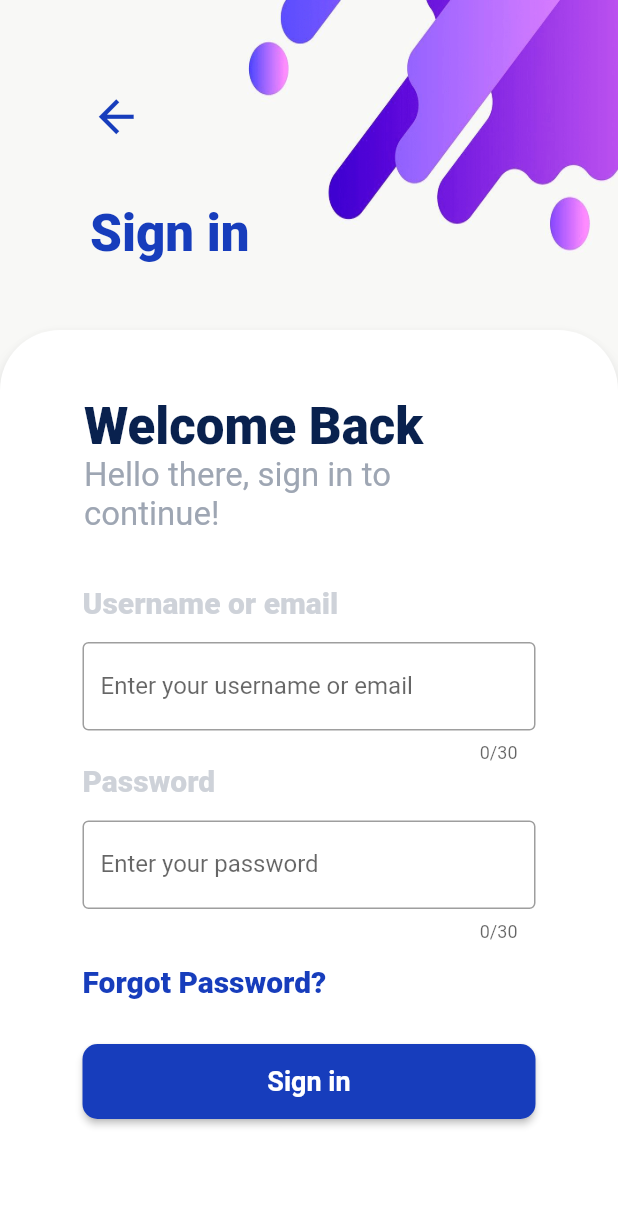
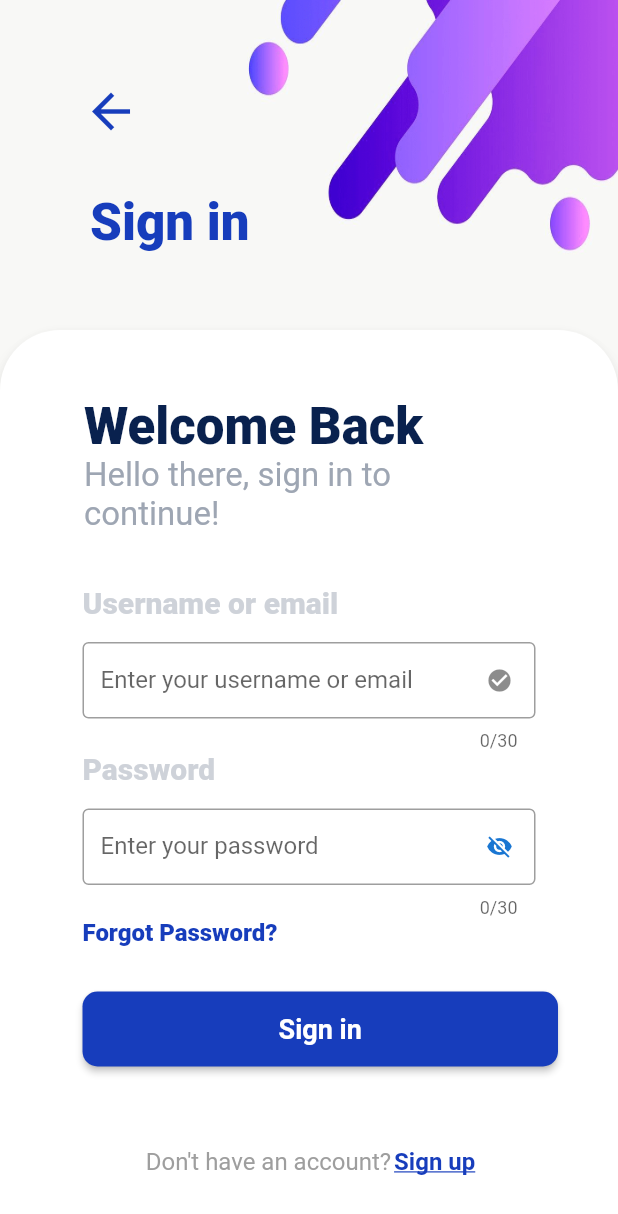
Before and after one commit to TimDeveloper97/Flutter, a Flutter app: the screen it shows after launch, after a tap on "Sign in with Google", on a phone screen of 412 x 824 dp. Shown: the top 1214 px of the screen. Run offline on Flutter 3.47's test engine with Material 2 defaults, Android fonts, the phone set to English and light mode, and no system bars; our stand-ins replace shimmer.

Commit message:
sign in, sign up page

```diff
--- a/Finance/lib/login/home_view.dart
+++ b/Finance/lib/login/home_view.dart
@@ -1,7 +1,6 @@
-import 'dart:html';
 import 'package:finance/login/signin_view.dart';
+import 'package:finance/login/signup_view.dart';
 import 'package:finance/shares/my_colors.dart';
-import 'package:flutter/cupertino.dart';
 import 'package:flutter/material.dart';
 import '../icons/my_flutter_app_icons.dart';
 
@@ -80,13 +79,14 @@ class MyHomeLoginPage extends StatelessWidget {
                     myButtonIconOutline(
                         'Sign in with Google', MyFlutterApp.google_1, () {
                       print('sign in click');
-                      Navigator.push(context, MaterialPageRoute(builder: (context) => const NavigationSignInScreen()));
+                      Navigator.push(context, MaterialPageRoute(builder: (context) => NavigationSignInScreen()));
                     }),
                     const SizedBox(
                       height: 20,
                     ),
                     myButtonOutline('Create an account', () {
                       print('create account click');
+                      Navigator.push(context, MaterialPageRoute(builder: (context) => NavigationSignUpScreen()));
                     }),
                   ],
                 ),
--- a/Finance/lib/login/signin_view.dart
+++ b/Finance/lib/login/signin_view.dart
@@ -1,9 +1,13 @@
+import 'package:finance/login/signup_view.dart';
 import 'package:finance/shares/my_colors.dart';
 import 'package:flutter/material.dart';
 import '../icons/my_flutter_app_icons.dart';
+import '../models/login.dart';
 
 class NavigationSignInScreen extends StatefulWidget {
-  const NavigationSignInScreen({Key? key}) : super(key: key);
+  NavigationSignInScreen({Key? key}) : super(key: key);
+
+  final Login _login = Login();
 
   @override
   _NavigationSignInScreenState createState() => _NavigationSignInScreenState();
@@ -31,13 +35,14 @@ class _NavigationSignInScreenState extends State<NavigationSignInScreen> {
                   child: ElevatedButton(
                     onPressed: () => Navigator.pop(context),
                     child: const Icon(Icons.arrow_back,
-                        color: MyColors.blue, size: 35),
+                        color: MyColors.blue, size: 38),
                     style: ElevatedButton.styleFrom(
                       shape: const CircleBorder(),
                       primary: Colors.transparent,
-                      padding: const EdgeInsets.all(20),
-                      onPrimary: Colors.white.withOpacity(0),
+                      padding: const EdgeInsets.all(15),
+                      onPrimary: Colors.transparent.withOpacity(0.5),
                       elevation: 0.0,
+                      shadowColor: Colors.transparent,
                     ),
                   ),
                 ),
@@ -65,7 +70,7 @@ class _NavigationSignInScreenState extends State<NavigationSignInScreen> {
               child: Card(
                 semanticContainer: true,
                 clipBehavior: Clip.antiAliasWithSaveLayer,
-                shadowColor: MyColors.gray.withOpacity(0.5),
+                shadowColor: Colors.black.withOpacity(0.5),
                 shape: const RoundedRectangleBorder(
                   borderRadius: BorderRadius.only(
                       topLeft: Radius.circular(40),
@@ -96,18 +101,22 @@ class _NavigationSignInScreenState extends State<NavigationSignInScreen> {
                         ),
                       ),
                       const SizedBox(height: 30),
-                      myTextFieldTitle(
-                          'Username or email', 'Enter your username or email'),
-                      myTextFieldTitle('Password', 'Enter your password'),
+                      TextFieldTitle('Username or email',
+                          'Enter your username or email', widget._login.username, false),
+                      TextFieldTitle('Password', 'Enter your password', widget._login.password, true),
                       Container(
-                          padding: const EdgeInsets.all(15),
+                          padding: const EdgeInsets.only(left: 15, bottom: 15),
                           child: Column(
+                            mainAxisSize: MainAxisSize.max,
+                            children: [
+                              Column(
                                 crossAxisAlignment: CrossAxisAlignment.start,
+                                mainAxisSize: MainAxisSize.min,
                                 children: [
                                   const Text(
                                     'Forgot Password?',
                                     style: TextStyle(
-                                  fontSize: 20,
+                                      fontSize: 16,
                                       fontWeight: FontWeight.w900,
                                       color: MyColors.blue,
                                     ),
@@ -119,27 +128,65 @@ class _NavigationSignInScreenState extends State<NavigationSignInScreen> {
                                     child: ElevatedButton(
                                       onPressed: () {
                                         print('click Sign in');
+                                        onClickSignIn(widget._login);
                                       },
                                       style: ElevatedButton.styleFrom(
                                         primary: MyColors.blue,
-                                    onPrimary: MyColors.blue.withOpacity(0.5),
+                                        onPrimary:
+                                            MyColors.gray.withOpacity(0.1),
                                         shape: RoundedRectangleBorder(
-                                      borderRadius: BorderRadius.circular(10.0),
+                                          borderRadius:
+                                              BorderRadius.circular(10.0),
                                         ),
                                       ),
-                                  child: Text(
+                                      child: const Text(
                                         'Sign in',
                                         textAlign: TextAlign.center,
-                                    style: const TextStyle(
+                                        style: TextStyle(
                                           fontSize: 18,
                                           fontWeight: FontWeight.bold,
                                           color: Colors.white,
                                         ),
                                       ),
                                     ),
-                              )
+                                  ),
+                                ],
+                              ),
                             ],
                           )),
+                      Expanded(
+                        flex: 2,
+                        child: Row(
+                          mainAxisAlignment: MainAxisAlignment.center,
+                          crossAxisAlignment: CrossAxisAlignment.end,
+                          mainAxisSize: MainAxisSize.max,
+                          children: [
+                            const Text(
+                              'Don\'t have an account? ',
+                              textAlign: TextAlign.center,
+                              style: TextStyle(
+                                fontSize: 16,
+                                color: Colors.grey,
+                              ),
+                            ),
+                            InkWell(
+                                onTap: () {
+                                  onClickLinkSignUp(context);
+                                },
+                                child: const Text(
+                                  'Sign up',
+                                  textAlign: TextAlign.center,
+                                  style: TextStyle(
+                                    fontSize: 16,
+                                    fontWeight: FontWeight.bold,
+                                    color: MyColors.blue,
+                                    decoration: TextDecoration.underline,
+                                  ),
+                                )
+                            ),
+                          ],
+                        ),
+                      )
                     ],
                   ),
                 ),
@@ -152,7 +199,23 @@ class _NavigationSignInScreenState extends State<NavigationSignInScreen> {
   }
 }
 
-Widget myTextFieldTitle(String title, String labelField) {
+class TextFieldTitle extends StatefulWidget {
+  final String _title;
+  final String _textLabel;
+  final TextEditingController _value;
+  final bool _isPassword;
+  late bool _passwordVisible = false;
+
+  TextFieldTitle(this._title, this._textLabel, this._value, this._isPassword, {Key? key})
+      : super(key: key);
+
+  @override
+  _MyTextFieldTitle createState() => _MyTextFieldTitle();
+}
+
+class _MyTextFieldTitle extends State<TextFieldTitle> {
+  @override
+  Widget build(BuildContext context) {
     return Container(
       alignment: Alignment.topLeft,
       margin: const EdgeInsets.fromLTRB(15, 0, 15, 0),
@@ -160,7 +223,7 @@ Widget myTextFieldTitle(String title, String labelField) {
         crossAxisAlignment: CrossAxisAlignment.start,
         children: [
           Text(
-          title,
+            widget._title,
             style: TextStyle(
               fontSize: 20,
               fontWeight: FontWeight.w900,
@@ -171,14 +234,45 @@ Widget myTextFieldTitle(String title, String labelField) {
             height: 15,
           ),
           TextFormField(
+            controller: widget._value,
             initialValue: null,
             maxLength: 30,
+            obscureText: !widget._passwordVisible && widget._isPassword,
             decoration: InputDecoration(
-            labelText: labelField,
+              labelText: widget._textLabel,
               border: const OutlineInputBorder(),
+              suffixIcon: !widget._isPassword
+                  ? const Icon(Icons.check_circle)
+                  : IconButton(
+                      icon: Icon(
+                        widget._passwordVisible
+                            ? Icons.visibility
+                            : Icons.visibility_off,
+                        color: Theme.of(context).primaryColorDark,
                       ),
+                      splashRadius: 15,
+                      onPressed: () {
+                        setState(() {
+                          widget._passwordVisible = !widget._passwordVisible;
+                        });
+                      },
+                    ),
+              isDense: true,
+            ),
+            autocorrect: true,
+            keyboardType: TextInputType.text,
           ),
         ],
       ),
     );
   }
+}
+
+void onClickSignIn(Login login)
+{
+  print('username: ${login.username.text}');
+  print('password: ${login.password.text}');
+}
+void onClickLinkSignUp(BuildContext context) {
+  Navigator.push(context, MaterialPageRoute(builder: (context) => NavigationSignUpScreen()));
+}
--- /dev/null
+++ b/Finance/lib/models/login.dart
@@ -0,0 +1,16 @@
+import 'package:flutter/cupertino.dart';
+
+class Login
+{
+  late TextEditingController username;
+  late TextEditingController password;
+  late TextEditingController name;
+  late DateTime time;
+
+  Login()
+  {
+    username = TextEditingController();
+    password = TextEditingController();
+    name = TextEditingController();
+  }
+}
```
Also changed, not shown: Finance/lib/login/signup_view.dart (+307 -0 lines). Lines whose indentation alone changed are shown as unchanged.
